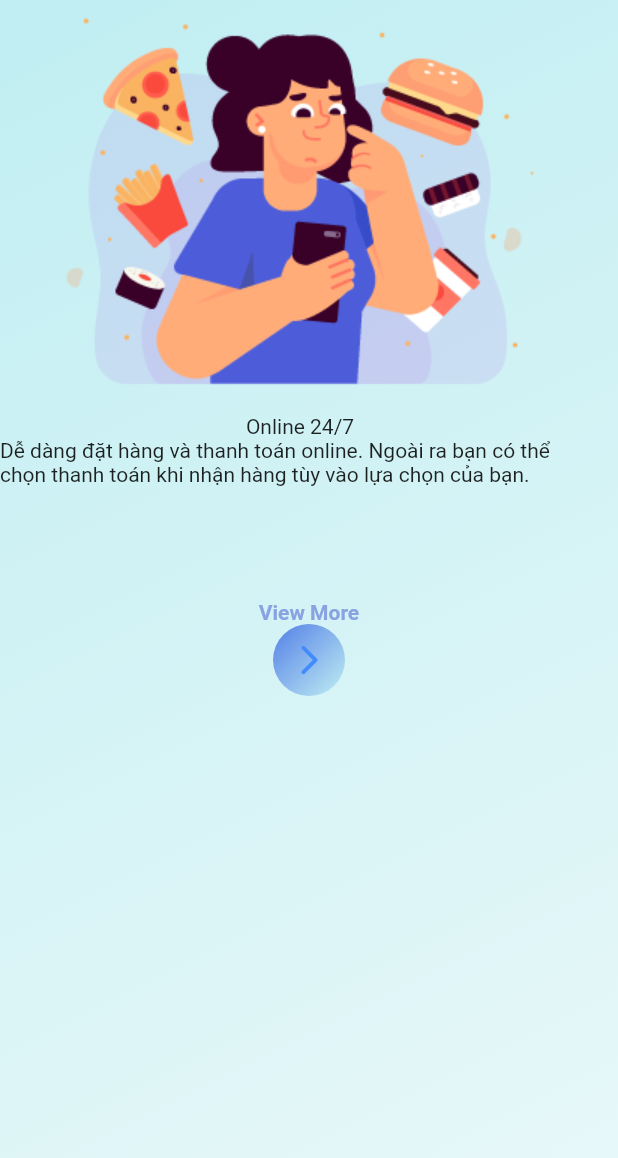
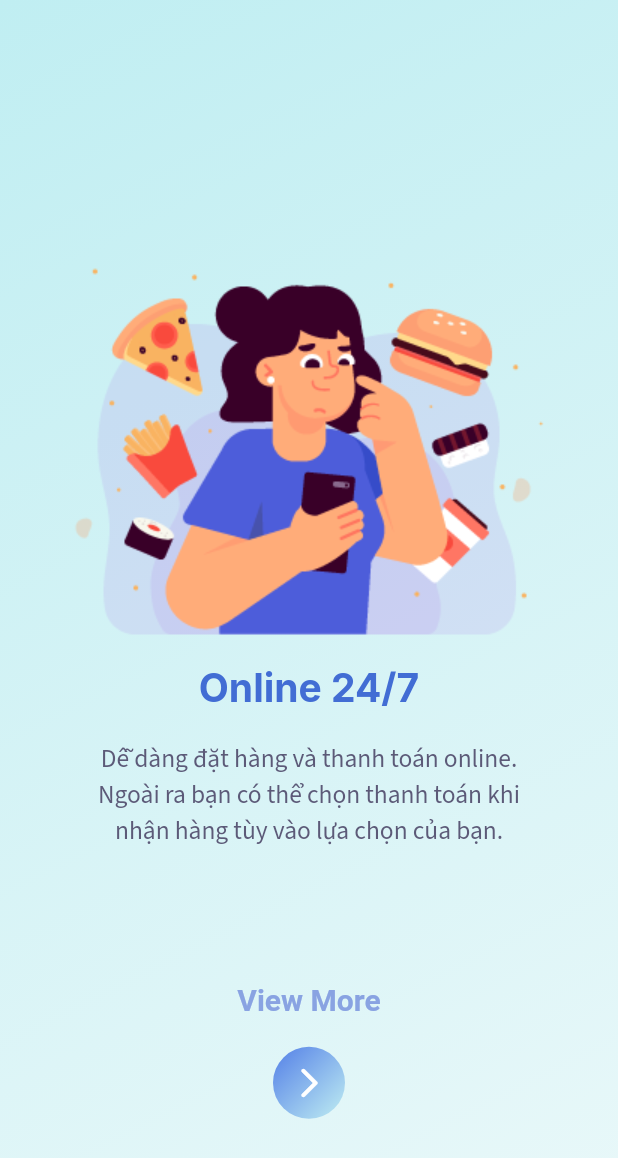
Before and after one commit to LongIniesta/SWD_MobileFlutter, a Flutter app: the AdvantageIntroduction screen opened directly, on a phone screen of 412 x 824 dp. Shown: the top 1158 px of the screen. Run offline on Flutter 3.47's test engine with Material 2 defaults, Android fonts, the phone set to English and light mode, and no system bars; our stand-ins replace google_fonts, intl_phone_number_input; Roboto replaces fonts that are missing (Dosis).

Commit message:
add padding, margin, alignment, sizedbox

```diff
--- a/nearex/lib/common/common_widget.dart
+++ b/nearex/lib/common/common_widget.dart
@@ -16,3 +16,13 @@ class ColorBackground {
       begin: Alignment.topLeft,
       end: Alignment.bottomRight);
 }
+
+class DimensionValue {
+  static double getScreenWidth(BuildContext context) {
+    return MediaQuery.of(context).size.width;
+  }
+
+  static double getScreenHeight(BuildContext context) {
+    return MediaQuery.of(context).size.height;
+  }
+}
--- a/nearex/lib/guest/advantage_introduction.dart
+++ b/nearex/lib/guest/advantage_introduction.dart
@@ -13,6 +13,8 @@ class AdvantageIntroduction extends StatefulWidget {
 }
 
 class _AdvantageIntroductionState extends State<AdvantageIntroduction> {
+  double _screenWidth = 0;
+  double _screenHeight = 0;
   double itemWidth = 400;
   ScrollController scrollController = ScrollController();
   List<_Item> items = [
@@ -35,39 +37,37 @@ class _AdvantageIntroductionState extends State<AdvantageIntroduction> {
 
   @override
   Widget build(BuildContext context) {
-    return Container(
+    _screenWidth = DimensionValue.getScreenWidth(context);
+    _screenHeight = DimensionValue.getScreenHeight(context);
+    return Scaffold(
+        body: Container(
       decoration:
           const BoxDecoration(gradient: ColorBackground.lightBlueGradient),
-      child: Column(children: [
+      child: Column(mainAxisAlignment: MainAxisAlignment.center, children: [
         SizedBox(
-          height: 400,
+          height: _screenHeight * 0.7,
           child: ListView.separated(
               controller: scrollController,
               scrollDirection: Axis.horizontal,
               itemCount: items.length,
               itemBuilder: (context, index) =>
                   buildItemView(item: items[index]),
-              // VisibilityDetector(
-              //   key: Key(index.toString()),
-              //   onVisibilityChanged: (VisibilityInfo info) {
-              //     if (info.visibleFraction == 1) {
-              //       setState(() {
-              //         _currentItem = index;
-              //       });
-              //     }
-              //   },
-              //   child: buildItemView(item: items[index]),
-              // ),
               separatorBuilder: (context, _) => const SizedBox(width: 12)),
         ),
         Center(
-          child: Column(children: [
+          child: Column(
+              mainAxisAlignment: MainAxisAlignment.end,
+              // mainAxisSize: MainAxisSize.max,
+              children: [
                 Text(
                   'View More',
                   style: GoogleFonts.dosis(
-                  fontSize: 14,
+                      fontSize: 20,
                       fontWeight: FontWeight.bold,
                       color: const Color.fromARGB(255, 137, 163, 226)),
+                ),
+                const SizedBox(
+                  height: 20,
                 ),
                 Container(
                   // margin: EdgeInsets.all(100.0),
@@ -77,24 +77,45 @@ class _AdvantageIntroductionState extends State<AdvantageIntroduction> {
                   child: IconButton(
                       onPressed: _onPressed,
                       icon: const Icon(Icons.arrow_forward_ios_rounded),
-                  color: Colors.blueAccent),
+                      color: Colors.white),
                 ),
               ]),
         )
       ]),
-    );
+    ));
   }
 
   Widget buildItemView({required _Item item}) {
     return SizedBox(
-      width: itemWidth,
-      child: Column(children: [
+      width: _screenWidth,
+      child: Column(
+          mainAxisAlignment: MainAxisAlignment.center,
+          mainAxisSize: MainAxisSize.max,
+          children: [
             Image.asset(
               item.imageUrl,
               fit: BoxFit.cover,
             ),
-        Text(item.title),
-        Text(item.text)
+            Text(
+              item.title,
+              style: GoogleFonts.inter(
+                  fontSize: 26,
+                  fontWeight: FontWeight.bold,
+                  color: const Color.fromARGB(255, 66, 109, 212)),
+              textAlign: TextAlign.center,
+            ),
+            const SizedBox(
+              height: 20,
+            ),
+            SizedBox(
+                width: _screenWidth * 0.7,
+                child: Text(
+                  item.text,
+                  style: GoogleFonts.sourceSansPro(
+                      fontSize: 17,
+                      color: const Color.fromARGB(255, 92, 90, 120)),
+                  textAlign: TextAlign.center,
+                ))
           ]),
     );
   }
--- a/nearex/lib/main.dart
+++ b/nearex/lib/main.dart
@@ -1,5 +1,5 @@
 import 'package:flutter/material.dart';
-import 'package:nearex/guest/app_intro.dart';
+import 'package:nearex/guest/advantage_introduction.dart';
 
 void main() {
   runApp(
@@ -7,7 +7,7 @@ void main() {
       home: Scaffold(
         // backgroundColor: const Color.fromARGB(255, 87, 0, 63),
         body: Center(
-          child: AppIntro(),
+          child: AdvantageIntroduction(),
         ),
       ),
     ),
```
Also changed, not shown: nearex/lib/guest/app_intro.dart (+26 -5 lines). Lines whose indentation alone changed are shown as unchanged.
